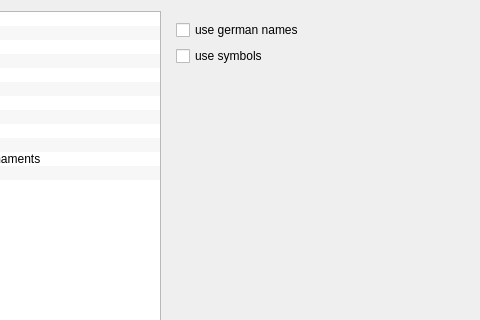
First picture: the form in mscore/mscore/editstyle.ui, repository musescore/musescore-old, before the edit; both pictures show x 106 to 586 and y 0 to 320 of the 818 by 475 pixel window.
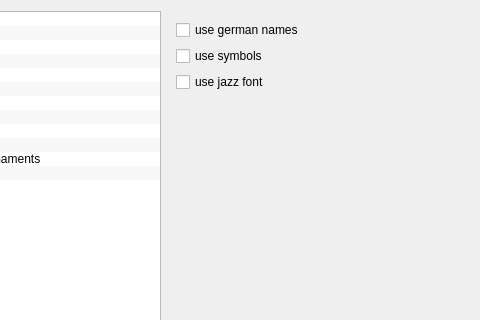
Second picture: the form after the edit. The open tabs and pages were chosen to show the change.

Commit message: add "real book feeling" for chord names

Diff of the .ui file:
```diff
--- a/mscore/mscore/editstyle.ui
+++ b/mscore/mscore/editstyle.ui
@@ -1461,7 +1461,7 @@
          </property>
         </spacer>
        </item>
-       <item row="2" column="0" >
+       <item row="3" column="0">
         <spacer>
          <property name="orientation" >
           <enum>Qt::Vertical</enum>
@@ -1481,6 +1481,13 @@
          </property>
         </widget>
        </item>
+       <item row="2" column="0">
+        <widget class="QCheckBox" name="chordNamesUseJazzFont">
+         <property name="text">
+          <string>use jazz font</string>
+         </property>
+        </widget>
+       </item>
       </layout>
      </widget>
      <widget class="QWidget" name="Seite_6" >
```
Left out of the diff: 1273 changed lines with no effect on the pictures. The commit also changes 12 other files.
